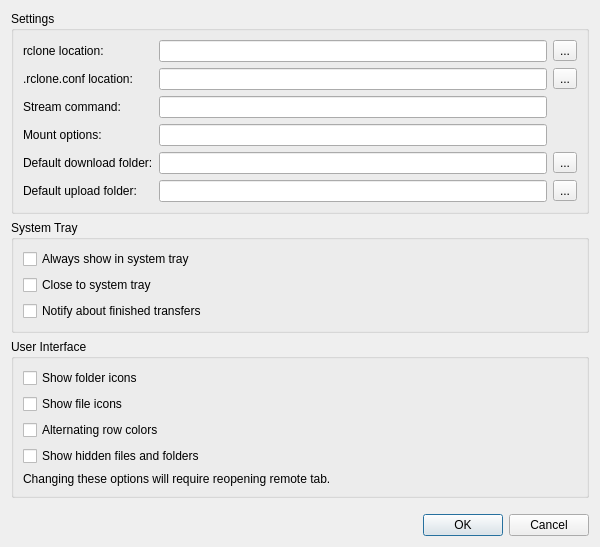
First picture: the form in src/preferences_dialog.ui, repository SysAdminDoc/RcloneBrowserNG, before the edit.
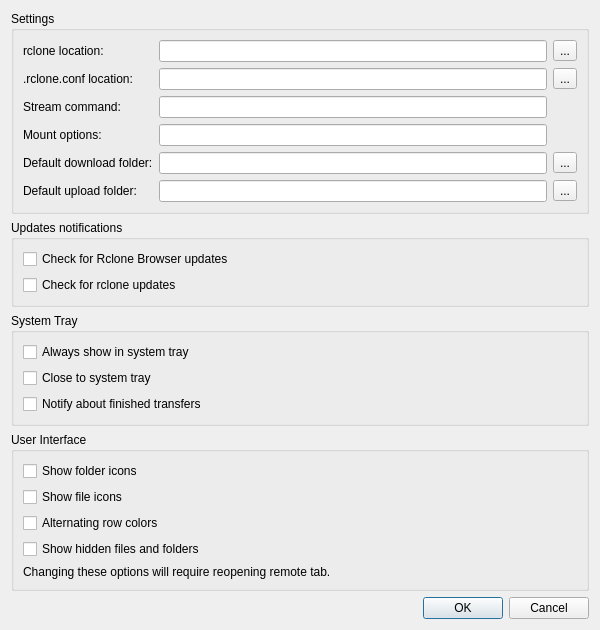
Second picture: the form after the edit.

Commit message:
Online check for new version
Checks if new version of Rclone Browser and rclone is available. Configurable in preferences.

Diff of the .ui file:
```diff
--- a/src/preferences_dialog.ui
+++ b/src/preferences_dialog.ui
@@ -120,6 +120,35 @@
      </layout>
     </widget>
    </item>
+   <item>
+    <widget class="QGroupBox" name="groupBox_4">
+     <property name="sizePolicy">
+      <sizepolicy hsizetype="Preferred" vsizetype="Fixed">
+       <horstretch>0</horstretch>
+       <verstretch>0</verstretch>
+      </sizepolicy>
+     </property>
+     <property name="title">
+      <string>Updates notifications</string>
+     </property>
+     <layout class="QVBoxLayout" name="verticalLayout_4">
+       <item>
+       <widget class="QCheckBox" name="checkRcloneBrowserUpdates">
+        <property name="text">
+         <string>Check for Rclone Browser updates</string>
+        </property>
+       </widget>
+      </item>
+      <item>
+       <widget class="QCheckBox" name="checkRcloneUpdates">
+        <property name="text">
+         <string>Check for rclone updates</string>
+        </property>
+       </widget>
+      </item>      
+     </layout>
+    </widget>
+   </item>
    <item>
     <widget class="QGroupBox" name="groupBox_3">
      <property name="sizePolicy">
```
Left out of the diff: 4 changed lines with no effect on the pictures. The commit also changes 5 other files.
